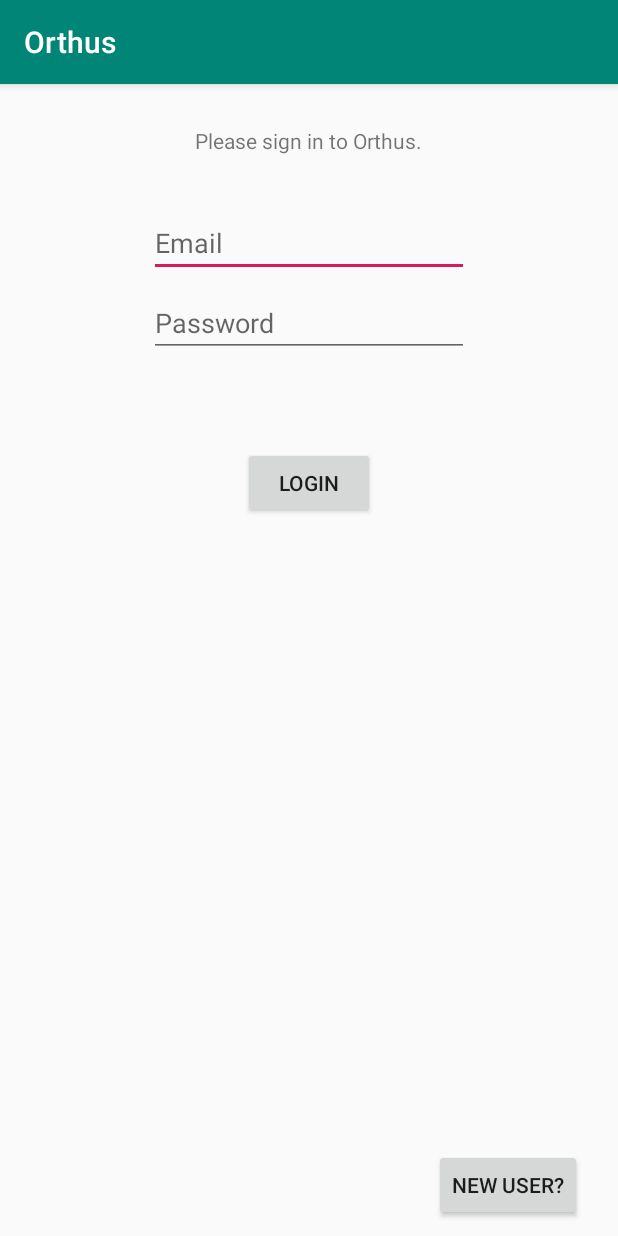
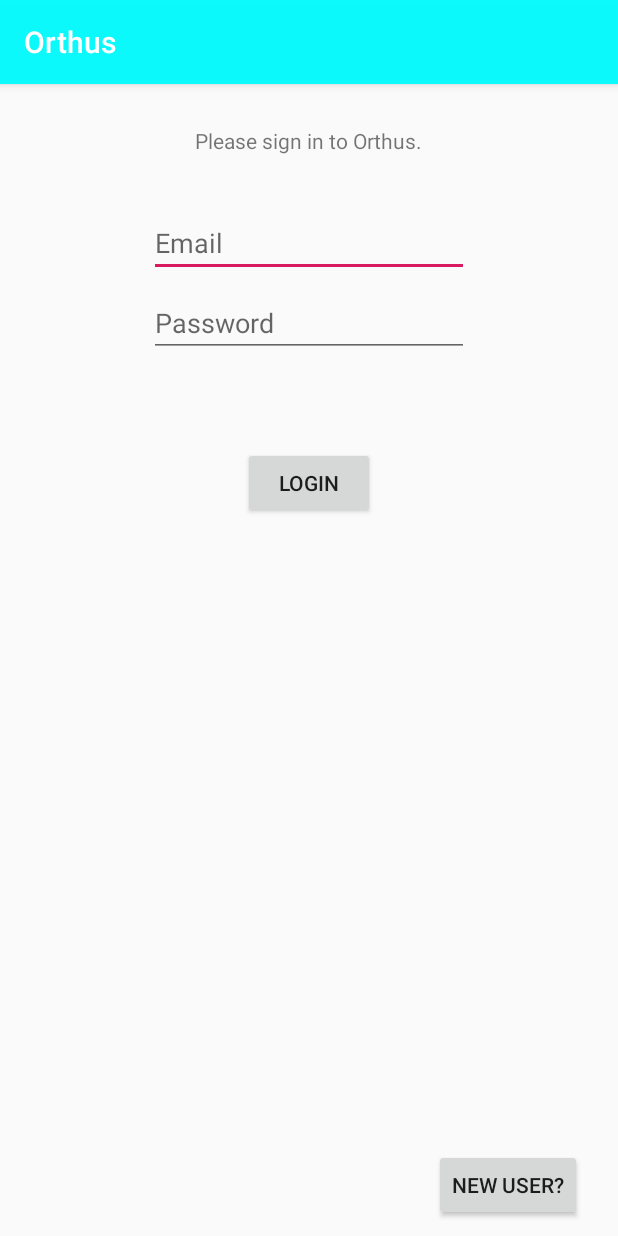
Before and after one commit to ChenChai/Orthus-Security-System, an Android app: the screen it shows after launch (LoginActivity), on a phone screen of 412 x 824 dp. Run offline under Robolectric (Android 15) with nearby library versions, the phone set to English and light mode, and no system bars; our stand-ins replace Firebase (no records; nobody signed in at launch, a user with empty details on screens opened directly); 1 statement that could not run was skipped.

Commit message:
Changed colors, new logo and removed excess functions from Arduino

```diff
--- a/OrthusApp/app/src/main/AndroidManifest.xml
+++ b/OrthusApp/app/src/main/AndroidManifest.xml
@@ -4,7 +4,7 @@
 
     <application
         android:allowBackup="true"
-        android:icon="@mipmap/ic_launcher"
+        android:icon="@drawable/orthuspetal"
         android:label="@string/app_name"
         android:roundIcon="@mipmap/ic_launcher_round"
         android:supportsRtl="true"
--- a/OrthusApp/app/src/main/res/values/colors.xml
+++ b/OrthusApp/app/src/main/res/values/colors.xml
@@ -1,19 +1,19 @@
 <?xml version="1.0" encoding="utf-8"?>
 <resources>
-    <color name="colorPrimary">#008577</color>
-    <color name="colorPrimaryDark">#00574B</color>
+    <color name="colorPrimary">#f000fcff</color>
+    <color name="colorPrimaryDark">#f023b1b1</color>
     <color name="colorAccent">#D81B60</color>
 
-    <color name="colorOffline">#1465e8</color>
+    <color name="colorOffline">#f0187878</color>
     <color name="colorAlarm">#d31717</color>
     <color name="colorClear">#6bd217</color>
     <color name="colorAlertList">#008577</color>
-    <color name="colorAlertListText">#f7f7f7</color>
-    <color name="colorAlertHistory">#FFFFFF</color>
+    <color name="colorAlertListText">#000000</color>
+    <color name="colorAlertHistory">#000000</color>
     <color name="colorAlertListTime">#a9a9a9</color>
 
 
-    <color name="colorBackground">#c6b35f</color>
+    <color name="colorBackground">#000000</color>
 
 
 </resources>
```
Also changed, not shown: OrthusApp/app/src/main/res/drawable-v24/orthuspetal.png (added), OrthusApp/app/src/main/res/drawable/orthuspetal.png (added), 1 other file.
